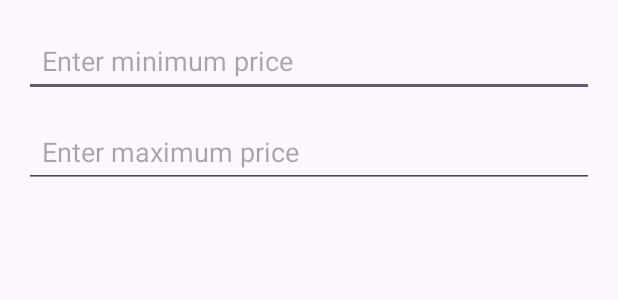
After one commit to MinhChien204/Fhotel, an Android app: the layout dialog_filter_price.xml on its own in the app's theme, with its tools: preview values and no code run, on a phone screen of 412 x 824 dp. The commit adds this screen. Shown: the top 300 px of the screen. Run offline under Robolectric (Android 15) with nearby library versions, the phone set to English and light mode, and no system bars; Roboto replaces fonts that are not available here.

Commit message:
sellall , lọc seeall

```diff
--- /dev/null
+++ b/app/src/main/res/layout/dialog_filter_price.xml
@@ -0,0 +1,28 @@
+<?xml version="1.0" encoding="utf-8"?>
+<LinearLayout
+    xmlns:android="http://schemas.android.com/apk/res/android"
+    android:layout_width="match_parent"
+    android:layout_height="wrap_content"
+    android:orientation="vertical"
+    android:padding="16dp">
+
+    <!-- EditText nhập giá tối thiểu -->
+    <EditText
+        android:id="@+id/etMinPrice"
+        android:layout_width="match_parent"
+        android:layout_height="wrap_content"
+        android:hint="Enter minimum price"
+        android:inputType="number"
+        android:padding="12dp" />
+
+    <!-- EditText nhập giá tối đa -->
+    <EditText
+        android:id="@+id/etMaxPrice"
+        android:layout_width="match_parent"
+        android:layout_height="wrap_content"
+        android:hint="Enter maximum price"
+        android:inputType="number"
+        android:padding="12dp"
+        android:layout_marginTop="12dp" />
+
+</LinearLayout>
```
Also changed, not shown: app/src/main/AndroidManifest.xml (+27 -14 lines), app/src/main/java/learn/fpoly/fhotel/Adapter/SeelallAdapter.java (+7 -0 lines), app/src/main/java/learn/fpoly/fhotel/activity/seel_all.java (+108 -0 lines), app/src/main/res/layout/activity_seel_all.xml (+47 -2 lines).
